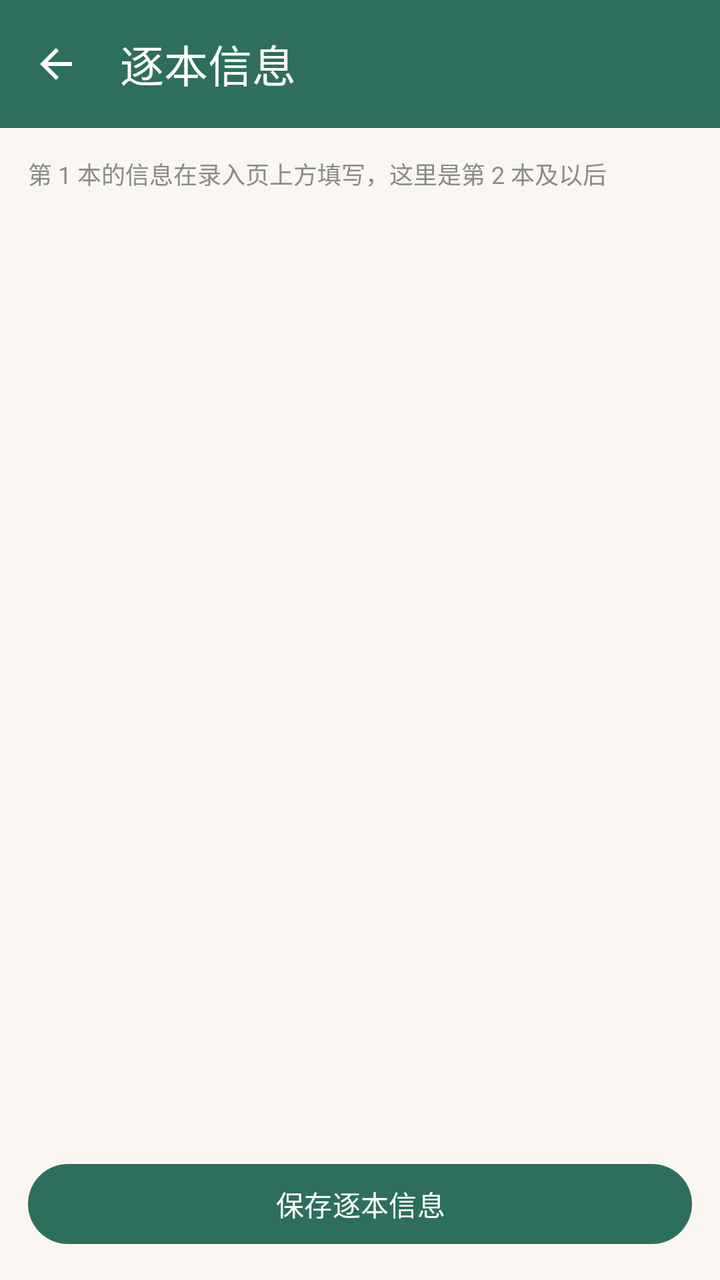
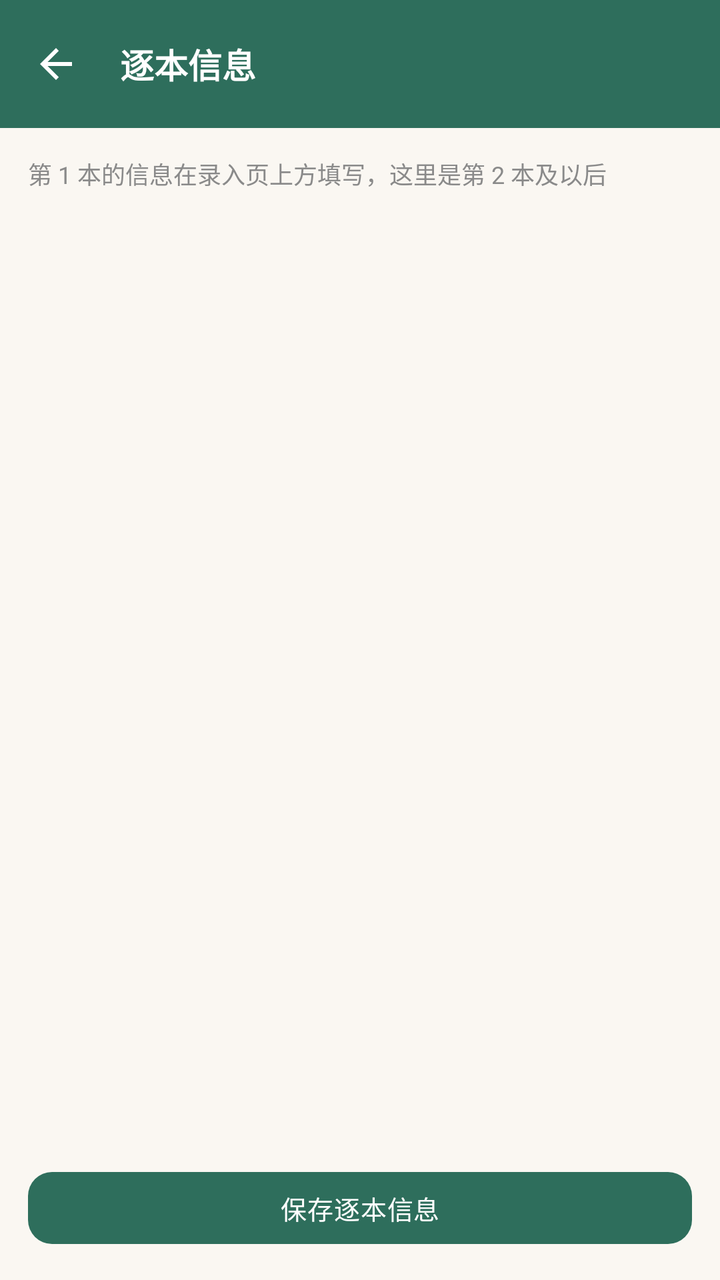

Screens rendered from an Android XML layout before and after an edit, with the pre-edit source and the edit as a unified diff.
<!-- AndroidManifest.xml: application theme Theme.Bookshelf -->
<!-- res/layout/activity_copy_edit.xml -->
<?xml version="1.0" encoding="utf-8"?>
<LinearLayout xmlns:android="http://schemas.android.com/apk/res/android"
    xmlns:app="http://schemas.android.com/apk/res-auto"
    android:layout_width="match_parent"
    android:layout_height="match_parent"
    android:orientation="vertical">

    <com.google.android.material.appbar.MaterialToolbar
        android:id="@+id/toolbar"
        android:layout_width="match_parent"
        android:layout_height="?attr/actionBarSize"
        android:background="?attr/colorPrimary"
        app:navigationIcon="@drawable/ic_back"
        app:title="逐本信息"
        app:titleTextColor="@color/white" />

    <androidx.core.widget.NestedScrollView
        android:layout_width="match_parent"
        android:layout_height="0dp"
        android:layout_weight="1">

        <LinearLayout
            android:layout_width="match_parent"
            android:layout_height="wrap_content"
            android:orientation="vertical"
            android:padding="14dp">

            <TextView
                android:layout_width="match_parent"
                android:layout_height="wrap_content"
                android:text="第 1 本的信息在录入页上方填写，这里是第 2 本及以后"
                android:textColor="@color/text_sub"
                android:textSize="12sp" />

            <LinearLayout
                android:id="@+id/container"
                android:layout_width="match_parent"
                android:layout_height="wrap_content"
                android:layout_marginTop="8dp"
                android:orientation="vertical" />
        </LinearLayout>
    </androidx.core.widget.NestedScrollView>

    <com.google.android.material.button.MaterialButton
        android:id="@+id/btn_save"
        android:layout_width="match_parent"
        android:layout_height="wrap_content"
        android:layout_marginHorizontal="14dp"
        android:layout_marginBottom="14dp"
        android:text="保存逐本信息" />
</LinearLayout>
<!-- resources referenced by this layout -->
<resources>
  <style name="Theme.Bookshelf" parent="Theme.Material3.Light.NoActionBar">
          <item name="colorPrimary">@color/primary</item>
          <item name="colorPrimaryVariant">@color/primary_dark</item>
          <item name="colorSecondary">@color/accent</item>
          <item name="android:colorBackground">@color/bg_page</item>
          <item name="android:statusBarColor">@color/primary_dark</item>
          
          <item name="chip_bg">@color/chip_bg</item>
      </style>
  <!-- unchanged entries left out for length: 8 -->
</resources>

<!-- the commit's change to res/layout/activity_copy_edit.xml (unified diff, before → after) -->
@@ -7,12 +7,11 @@
 
     <com.google.android.material.appbar.MaterialToolbar
         android:id="@+id/toolbar"
+        style="@style/Widget.Bookshelf.Toolbar"
         android:layout_width="match_parent"
         android:layout_height="?attr/actionBarSize"
-        android:background="?attr/colorPrimary"
         app:navigationIcon="@drawable/ic_back"
-        app:title="逐本信息"
-        app:titleTextColor="@color/white" />
+        app:title="逐本信息" />
 
     <androidx.core.widget.NestedScrollView
         android:layout_width="match_parent"
<!-- resource entries referenced after the edit -->
@@ -1,14 +1,83 @@
 <!-- resources referenced by this layout -->
 <resources>
-  <style name="Theme.Bookshelf" parent="Theme.Material3.Light.NoActionBar">
+  <style name="Widget.Bookshelf.Toolbar" parent="Widget.Material3.Toolbar">
+          <item name="android:background">?attr/colorPrimary</item>
+          <item name="titleTextColor">@color/white</item>
+          <item name="titleTextAppearance">@style/TextAppearance.Bookshelf.ToolbarTitle</item>
+          <item name="navigationIconTint">@color/white</item>
+          <item name="android:elevation">0dp</item>
+      </style>
+  <style name="Theme.Bookshelf" parent="Theme.Bookshelf.Base">
           <item name="colorPrimary">@color/primary</item>
           <item name="colorPrimaryVariant">@color/primary_dark</item>
           <item name="colorSecondary">@color/accent</item>
-          <item name="android:colorBackground">@color/bg_page</item>
-          <item name="android:statusBarColor">@color/primary_dark</item>
           
           <item name="chip_bg">@color/chip_bg</item>
+          <item name="primary_container">@color/green_container</item>
+          <item name="on_primary_container">@color/green_on_container</item>
       </style>
+  <style name="TextAppearance.Bookshelf.ToolbarTitle" parent="TextAppearance.Material3.TitleLarge">
+          <item name="android:textSize">@dimen/text_headline</item>
+          <item name="android:textStyle">bold</item>
+          <item name="android:textColor">@color/white</item>
+      </style>
+  <style name="Theme.Bookshelf.Base" parent="Theme.Material3.Light.NoActionBar">
+          
+          <item name="android:colorBackground">@color/bg_page</item>
+          
+          <item name="android:statusBarColor">?attr/colorPrimary</item>
+          <item name="android:windowLightStatusBar">false</item>
+          
+          <item name="surface">@color/surface</item>
+          <item name="surface_dim">@color/surface_dim</item>
+          <item name="outline">@color/outline</item>
+          <item name="outline_strong">@color/outline_strong</item>
+          <item name="on_surface">@color/text_main</item>
+          <item name="on_surface_variant">@color/text_sub</item>
+          
+          <item name="materialButtonStyle">@style/Widget.Bookshelf.Button</item>
+          <item name="textInputStyle">@style/Widget.Bookshelf.TextField</item>
+          <item name="materialCardViewStyle">@style/Widget.Bookshelf.MaterialCard</item>
+      </style>
+  <color name="green_container">#E6F0EC</color>
+  <color name="green_on_container">#1C4A3E</color>
+  <dimen name="text_headline">17sp</dimen>
+  <color name="surface">#FFFFFF</color>
+  <color name="surface_dim">#F4F0E9</color>
+  <color name="outline">#E6E0D5</color>
+  <color name="outline_strong">#CFC5B4</color>
+  <color name="text_main">#2B2B2B</color>
+  <style name="Widget.Bookshelf.Button" parent="Widget.Material3.Button">
+          <item name="shapeAppearance">@style/ShapeAppearance.Bookshelf.Medium</item>
+          <item name="android:textSize">@dimen/text_body_small</item>
+          <item name="android:letterSpacing">0.02</item>
+          <item name="android:minHeight">44dp</item>
+          <item name="cornerRadius">@dimen/radius_md</item>
+      </style>
+  <style name="Widget.Bookshelf.TextField" parent="Widget.Material3.TextInputLayout.OutlinedBox">
+          <item name="boxStrokeColor">@color/text_field_stroke</item>
+          <item name="boxStrokeWidth">1dp</item>
+          <item name="boxStrokeWidthFocused">1.5dp</item>
+          <item name="boxCornerRadiusTopStart">@dimen/radius_md</item>
+          <item name="boxCornerRadiusTopEnd">@dimen/radius_md</item>
+          <item name="boxCornerRadiusBottomStart">@dimen/radius_md</item>
+          <item name="boxCornerRadiusBottomEnd">@dimen/radius_md</item>
+          <item name="boxBackgroundColor">?attr/surface</item>
+          <item name="hintTextColor">?attr/colorPrimary</item>
+          <item name="android:textColorHint">?attr/on_surface_variant</item>
+      </style>
+  <style name="Widget.Bookshelf.MaterialCard" parent="Widget.Material3.CardView.Outlined">
+          <item name="cardCornerRadius">@dimen/card_corner</item>
+          <item name="cardElevation">0dp</item>
+          <item name="strokeColor">?attr/outline</item>
+          <item name="strokeWidth">1dp</item>
+      </style>
+  <style name="ShapeAppearance.Bookshelf.Medium" parent="ShapeAppearance.Material3.Corner.Medium">
+          <item name="cornerSize">@dimen/radius_md</item>
+      </style>
+  <dimen name="text_body_small">13sp</dimen>
+  <dimen name="radius_md">12dp</dimen>
+  <dimen name="card_corner">16dp</dimen>
   <!-- unchanged entries left out for length: 8 -->
 </resources>
 
